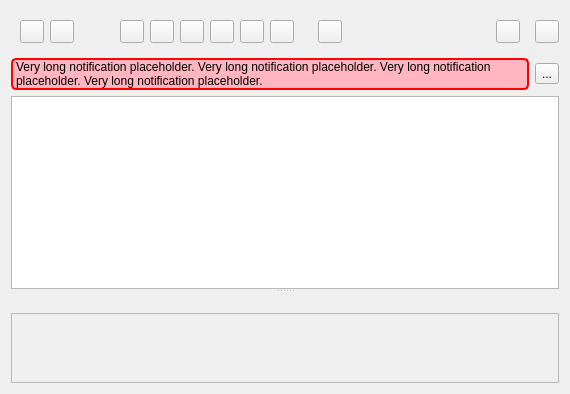
Before: the Qt Designer form src/TagLibrary/Library.ui in well-thats-funny/simpletagger, drawn with Qt 5.
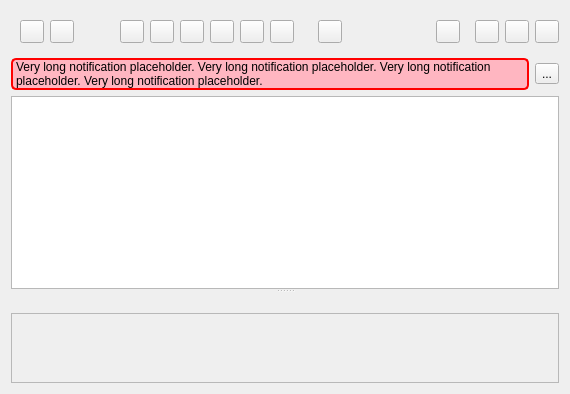
After: the same form once the commit is applied. Icons and pictures are not drawn. Custom widgets are drawn as their Qt base class.

Commit message: TagLibrary: add expand all and collapse all buttons

```diff
--- a/src/TagLibrary/Library.ui
+++ b/src/TagLibrary/Library.ui
@@ -147,6 +147,20 @@
              </layout>
             </widget>
            </item>
+           <item>
+            <widget class="QToolButton" name="buttonExpandAll">
+             <property name="text">
+              <string notr="true"/>
+             </property>
+            </widget>
+           </item>
+           <item>
+            <widget class="QToolButton" name="buttonCollapseAll">
+             <property name="text">
+              <string notr="true"/>
+             </property>
+            </widget>
+           </item>
            <item>
             <widget class="QToolButton" name="buttonEditMode">
              <property name="enabled">
```
Left out of the diff: 30 changed lines with no effect on the pictures. The commit also changes 2 other files.
